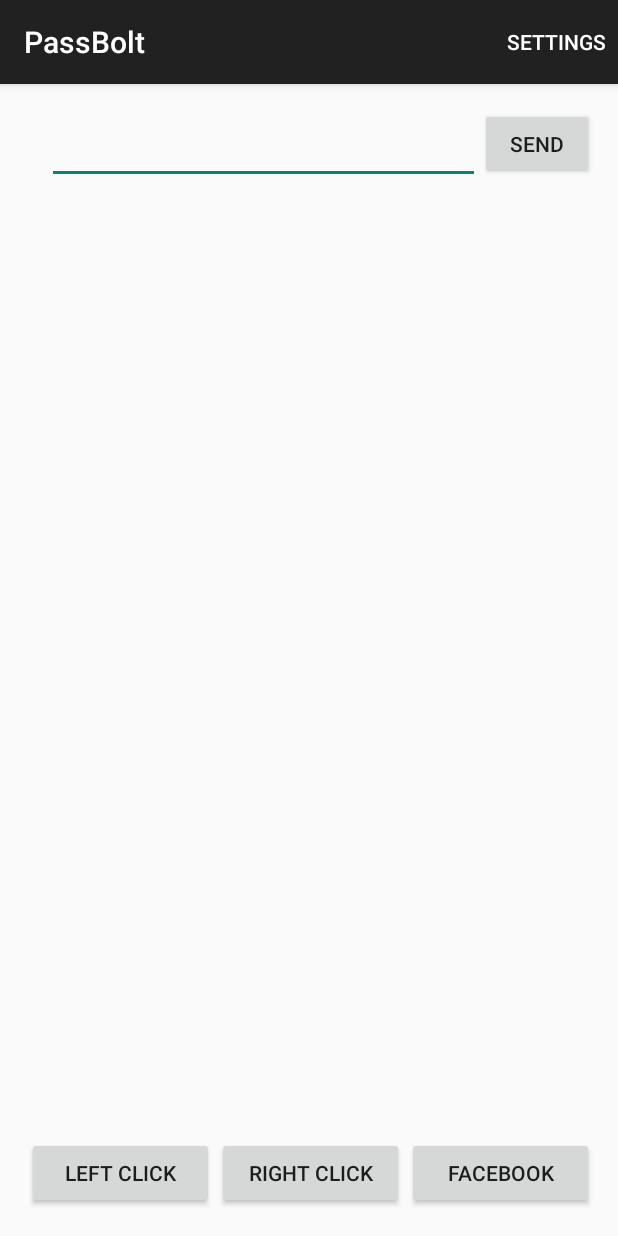
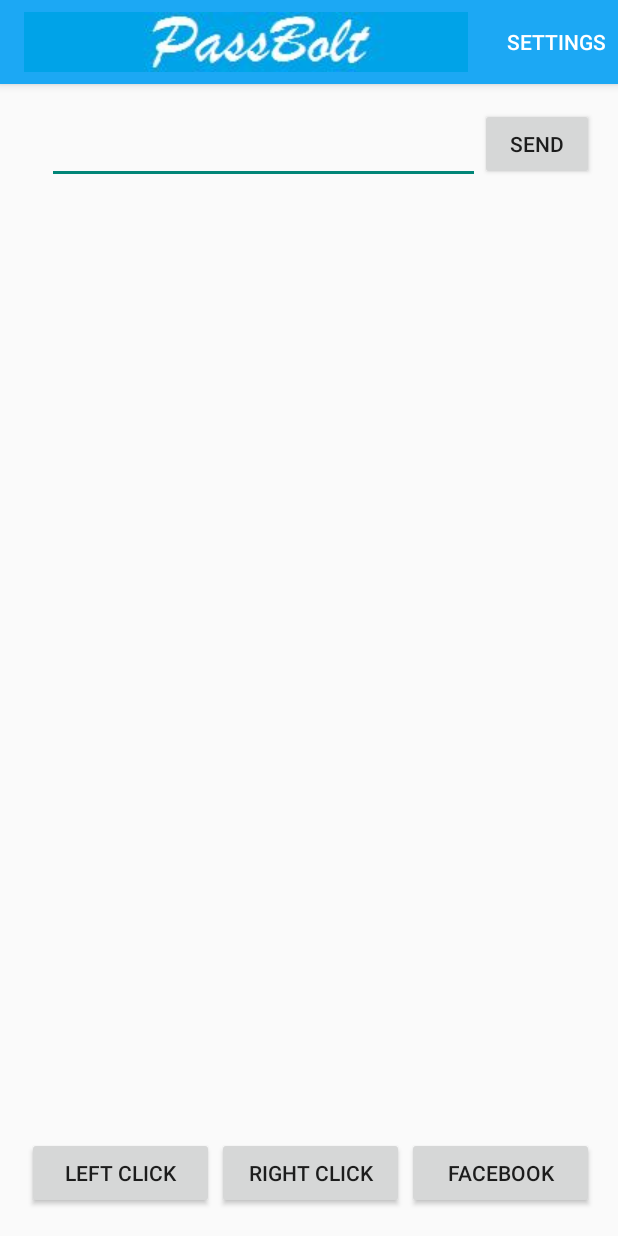
Before and after one commit to vishalshubham/PassBolt, an Android app: the screen it shows after launch (Remote), on a phone screen of 412 x 824 dp. Run offline under Robolectric (Android 15) with nearby library versions, the phone set to English and light mode, and no system bars.

```diff
--- a/app/src/main/AndroidManifest.xml
+++ b/app/src/main/AndroidManifest.xml
@@ -12,7 +12,7 @@
         android:allowBackup="true"
         android:label="@string/app_name"
         android:icon="@mipmap/ic_launcher"
-        android:theme="@style/AppTheme">
+        android:theme="@style/CustomActionBarTheme">
 
         <activity
             android:name=".Remote"
--- a/app/src/main/res/values/themes.xml
+++ b/app/src/main/res/values/themes.xml
@@ -12,9 +12,11 @@
     <!-- ActionBar styles -->
     <style name="MyActionBar"
         parent="@style/Widget.AppCompat.Light.ActionBar.Solid.Inverse">
-        <item name="android:background">@drawable/actionbar_background</item>
+        <item name="android:background">@color/blue</item>
+        <item name="displayOptions">useLogo|showHome</item>
+        <item name="logo">@drawable/ic_logo</item>
 
         <!-- Support library compatibility -->
-        <item name="background">@drawable/actionbar_background</item>
+        <item name="background">@color/blue</item>
     </style>
 </resources>
```
Also changed, not shown: app/src/main/res/values/colors.xml (added, +13 -0 lines), app/src/main/res/drawable/ic_logo.jpg (added).
